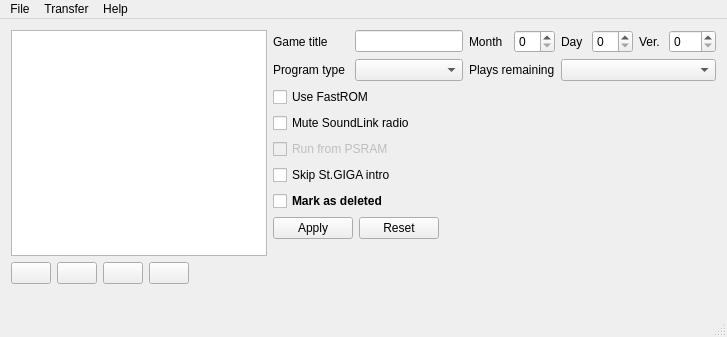
devinacker/BSFlashManager, file src/mainwindow.ui: the form before one commit.
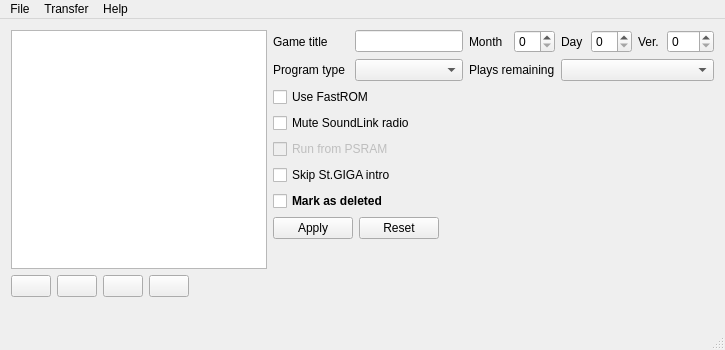
The form after the commit. Icons and pictures are not drawn.

Commit message: fix progress bar text display, tweak window dimensions

Diff of the .ui file:
```diff
--- a/src/mainwindow.ui
+++ b/src/mainwindow.ui
@@ -6,8 +6,8 @@
    <rect>
     <x>0</x>
     <y>0</y>
-    <width>727</width>
-    <height>337</height>
+    <width>725</width>
+    <height>350</height>
    </rect>
   </property>
   <property name="windowTitle">
@@ -324,7 +324,7 @@
     <rect>
      <x>0</x>
      <y>0</y>
-     <width>727</width>
+     <width>725</width>
      <height>21</height>
     </rect>
    </property>
```
The commit also changes 2 other files.
